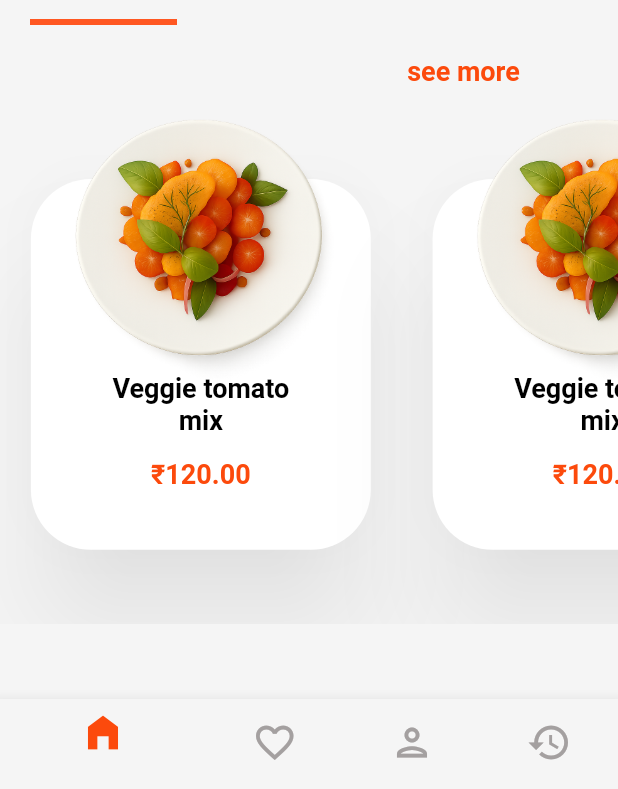
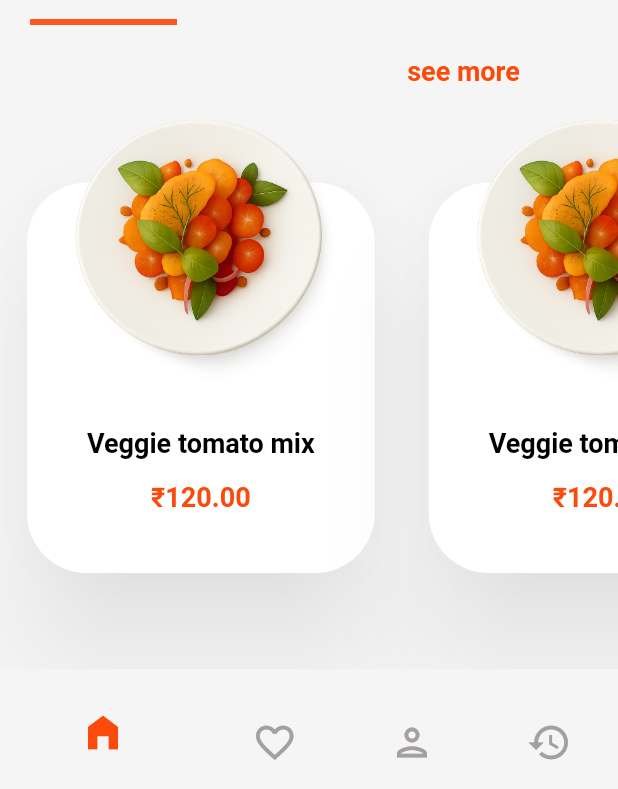
Before and after one commit to SaqibWani273/Flutter_UI-UX_Practice-Projects, a Flutter app: the screen it shows after launch, on a phone screen of 412 x 824 dp, the part 447-1236 px from its top. Run offline on Flutter 3.47's test engine with Material 3 defaults, Android fonts, the phone set to English and light mode, and no system bars; our stand-ins replace carousel_slider, cloud_firestore, firebase_auth, firebase_core, flutter_bloc, flutter_native_splash and 1 more; accounts and stored records are empty; Roboto replaces fonts that are missing (Poppins).

Commit message:
used layoutbuilder for dynamic size

```diff
--- a/food_app/lib/core/app_sizes.dart
+++ b/food_app/lib/core/app_sizes.dart
@@ -16,5 +16,5 @@ class AppSizes {
   static SizedBox largeWidth = 20.0.w;
   static SizedBox xLargeWidth = 50.0.w;
   static SizedBox xxLargeWidth = 100.0.w;
-  static double drawerLeftPdding = 15.0;
+  static double drawerLeftPdding = 10.0;
 }
--- a/food_app/lib/main.dart
+++ b/food_app/lib/main.dart
@@ -41,7 +41,6 @@ class FoodDrawer extends StatelessWidget {
       backgroundColor: AppColors.primaryColor,
       body: Container(
         width: context.drawerWidth,
-        // color: const Color.fromARGB(255, 225, 70, 22),
         padding: EdgeInsets.only(
           left: AppSizes.drawerLeftPdding,
           right: 20,
--- a/food_app/lib/view/homepage.dart
+++ b/food_app/lib/view/homepage.dart
@@ -55,9 +55,9 @@ class _FoodHomeState extends State<FoodHome>
           children: [
             widget.drawerWidget,
             Positioned(
-              top: isDrawerOpen ? AppSizes.xLargeHeight.height : null,
-              bottom: isDrawerOpen ? AppSizes.xLargeHeight.height : null,
-              left: isDrawerOpen ? context.drawerWidth : null,
+              top: isDrawerOpen ? AppSizes.xLargeHeight.height : 0,
+              bottom: isDrawerOpen ? AppSizes.xLargeHeight.height : 0,
+              left: isDrawerOpen ? context.drawerWidth : 0,
               child: Container(
                 decoration:
                     isDrawerOpen
@@ -71,30 +71,66 @@ class _FoodHomeState extends State<FoodHome>
                         ? EdgeInsets.only(
                           left: AppSizes.largeWidth.width!,
                           top: 10,
-                          bottom: AppSizes.xLargeHeight.height!,
+                          bottom: 10,
                         )
                         : null,
-                child: Container(
+                child: FoodHomeWidget(
+                  isDrawerOpen: isDrawerOpen,
+                  openDrawer: openDrawer, // Pass the function to the widget
+                ),
+              ),
+            ),
+          ],
+        ),
+      ),
+    );
+  }
+}
+
+class FoodHomeWidget extends StatefulWidget {
+  final bool isDrawerOpen;
+  final VoidCallback openDrawer;
+
+  const FoodHomeWidget({
+    super.key,
+    required this.isDrawerOpen,
+    required this.openDrawer,
+  });
+
+  @override
+  State<FoodHomeWidget> createState() => _FoodHomeWidgetState();
+}
+
+class _FoodHomeWidgetState extends State<FoodHomeWidget>
+    with SingleTickerProviderStateMixin {
+  late TabController _controller;
+  @override
+  void initState() {
+    _controller = TabController(length: 4, vsync: this);
+    super.initState();
+  }
+
+  @override
+  Widget build(BuildContext context) {
+    return LayoutBuilder(
+      builder: (context, constraints) {
+        return Container(
           width: context.deviceWidth,
-                  height:
-                      isDrawerOpen
-                          ? context.deviceHeight -
-                              AppSizes.xLargeHeight.height! * 2
-                          : null,
+
           decoration: BoxDecoration(
             color: AppColors.scaffoldBackgroundColor,
             // color: Colors.red,
             borderRadius:
-                        isDrawerOpen ? BorderRadius.circular(40.0) : null,
+                widget.isDrawerOpen ? BorderRadius.circular(40.0) : null,
           ),
 
           child: Column(
             mainAxisAlignment: MainAxisAlignment.start,
             crossAxisAlignment: CrossAxisAlignment.start,
-                    spacing: isDrawerOpen ? 10 : 20.0,
+            spacing: widget.isDrawerOpen ? 10 : 20.0,
             children: <Widget>[
-                      if (!isDrawerOpen) AppSizes.largeHeight,
-                      if (isDrawerOpen) AppSizes.xSmallHeight,
+              if (!widget.isDrawerOpen) AppSizes.largeHeight,
+              if (widget.isDrawerOpen) AppSizes.xSmallHeight,
               Expanded(
                 flex: 2,
                 child: Padding(
@@ -107,7 +143,7 @@ class _FoodHomeState extends State<FoodHome>
                       Row(
                         children: [
                           GestureDetector(
-                                    onTap: openDrawer,
+                            onTap: widget.openDrawer,
                             child: const Icon(Icons.menu_open),
                           ),
                           Spacer(),
@@ -126,7 +162,7 @@ class _FoodHomeState extends State<FoodHome>
                             child: Text(
                               'Delicious\n food for you',
                               style:
-                                          isDrawerOpen
+                                  widget.isDrawerOpen
                                       ? context.th.bodyMedium
                                       : context.th.bodyLarge,
                             ),
@@ -172,11 +208,11 @@ class _FoodHomeState extends State<FoodHome>
                 ),
               ),
               Expanded(
-                        flex: isDrawerOpen ? 3 : 4,
+                flex: widget.isDrawerOpen ? 3 : 4,
                 child: TabBarView(
                   controller: _controller,
                   children: [
-                            FoodsTab(isDrawerOpen: isDrawerOpen),
+                    FoodsTab(isDrawerOpen: widget.isDrawerOpen),
                     Center(child: Text('Drinks')),
                     Center(child: Text('Sauces')),
                     Center(child: Text('Snacks')),
@@ -184,7 +220,13 @@ class _FoodHomeState extends State<FoodHome>
                 ),
               ),
 
-                      BottomNavigationBar(
+              ClipRRect(
+                borderRadius:
+                    widget.isDrawerOpen
+                        ? BorderRadius.circular(40)
+                        : BorderRadius.zero,
+
+                child: BottomNavigationBar(
                   backgroundColor: AppColors.scaffoldBackgroundColor,
                   selectedItemColor: AppColors.primaryColor,
                   iconSize: 30,
@@ -210,14 +252,11 @@ class _FoodHomeState extends State<FoodHome>
                     ),
                   ],
                 ),
-                    ],
-                  ),
-                ),
-              ),
               ),
             ],
           ),
-      ),
+        );
+      },
     );
   }
 }
@@ -233,9 +272,9 @@ class FoodsTab extends StatefulWidget {
 class _FoodsTabState extends State<FoodsTab> {
   @override
   Widget build(BuildContext context) {
+    return LayoutBuilder(
+      builder: (context, constraints) {
         return Column(
-      // spacing: 20.0,
-      mainAxisSize: MainAxisSize.min,
           children: [
             if (!widget.isDrawerOpen)
               Padding(
@@ -251,13 +290,16 @@ class _FoodsTabState extends State<FoodsTab> {
                 ),
               ),
 
-        ScrollConfiguration(
-          behavior: ScrollConfiguration.of(context).copyWith(overscroll: false),
+            Expanded(
+              child: ScrollConfiguration(
+                behavior: ScrollConfiguration.of(
+                  context,
+                ).copyWith(overscroll: false),
                 child: SingleChildScrollView(
                   scrollDirection: Axis.horizontal,
 
                   child: Row(
-              mainAxisAlignment: MainAxisAlignment.start,
+                    mainAxisAlignment: MainAxisAlignment.spaceBetween,
                     mainAxisSize: MainAxisSize.min,
                     children: List.generate(5, (index) {
                       return GestureDetector(
@@ -266,15 +308,11 @@ class _FoodsTabState extends State<FoodsTab> {
                               context,
                               MaterialPageRoute(
                                 builder:
-                              (context) => FoodInfo(foodModel: foodList[0]),
+                                    (context) =>
+                                        FoodInfo(foodModel: foodList[0]),
                               ),
                             ),
                         child: SizedBox(
-                    // height: context.deviceHeight * 0.45,
-                    height:
-                        widget.isDrawerOpen
-                            ? context.deviceHeight * 0.3
-                            : context.deviceHeight * 0.435,
                           width:
                               widget.isDrawerOpen
                                   ? context.deviceWidth * 0.5
@@ -283,10 +321,11 @@ class _FoodsTabState extends State<FoodsTab> {
                             alignment: Alignment.topCenter,
                             children: [
                               Positioned(
-                          top:
-                              widget.isDrawerOpen
-                                  ? context.deviceHeight * 0.05
-                                  : context.deviceHeight * 0.07,
+                                top: 60,
+                                bottom: widget.isDrawerOpen ? 40 : 60,
+                                left: widget.isDrawerOpen ? 10 : null,
+                                right: widget.isDrawerOpen ? 10 : null,
+
                                 child: Card(
                                   elevation: 30.0,
 
@@ -295,14 +334,6 @@ class _FoodsTabState extends State<FoodsTab> {
                                   ),
                                   shadowColor: AppColors.lightShadowColor,
                                   child: Container(
-                              width:
-                                  widget.isDrawerOpen
-                                      ? context.deviceWidth * 0.35
-                                      : context.deviceWidth * 0.55,
-                              height:
-                                  widget.isDrawerOpen
-                                      ? context.deviceHeight * 0.2
-                                      : context.deviceHeight * 0.3,
                                     padding: EdgeInsets.only(bottom: 40),
 
                                     child: Column(
@@ -321,7 +352,8 @@ class _FoodsTabState extends State<FoodsTab> {
                                         AppSizes.mediumHeight,
                                         Text(
                                           '₹120.00',
-                                    style: context.th.bodyMedium?.copyWith(
+                                          style: context.th.bodyMedium
+                                              ?.copyWith(
                                                 color: AppColors.primaryColor,
                                               ),
                                         ),
@@ -331,12 +363,13 @@ class _FoodsTabState extends State<FoodsTab> {
                                 ),
                               ),
                               Positioned(
+                                top: 0,
                                 child: Image.asset(
-                            width: context.deviceWidth * 0.52,
-                            height:
+                                  width:
                                       widget.isDrawerOpen
-                                    ? context.deviceHeight * 0.1
-                                    : null,
+                                          ? context.deviceWidth * 0.4
+                                          : context.deviceWidth * 0.52,
+
                                   'assets/images/plate_with_shadow.png',
                                   fit: BoxFit.contain,
                                 ),
@@ -349,7 +382,10 @@ class _FoodsTabState extends State<FoodsTab> {
                   ),
                 ),
               ),
+            ),
           ],
+        );
+      },
     );
   }
 }
```
Also changed, not shown: three_d_drawer/pubspec.lock, 125 other files. Lines whose indentation alone changed are shown as unchanged.
